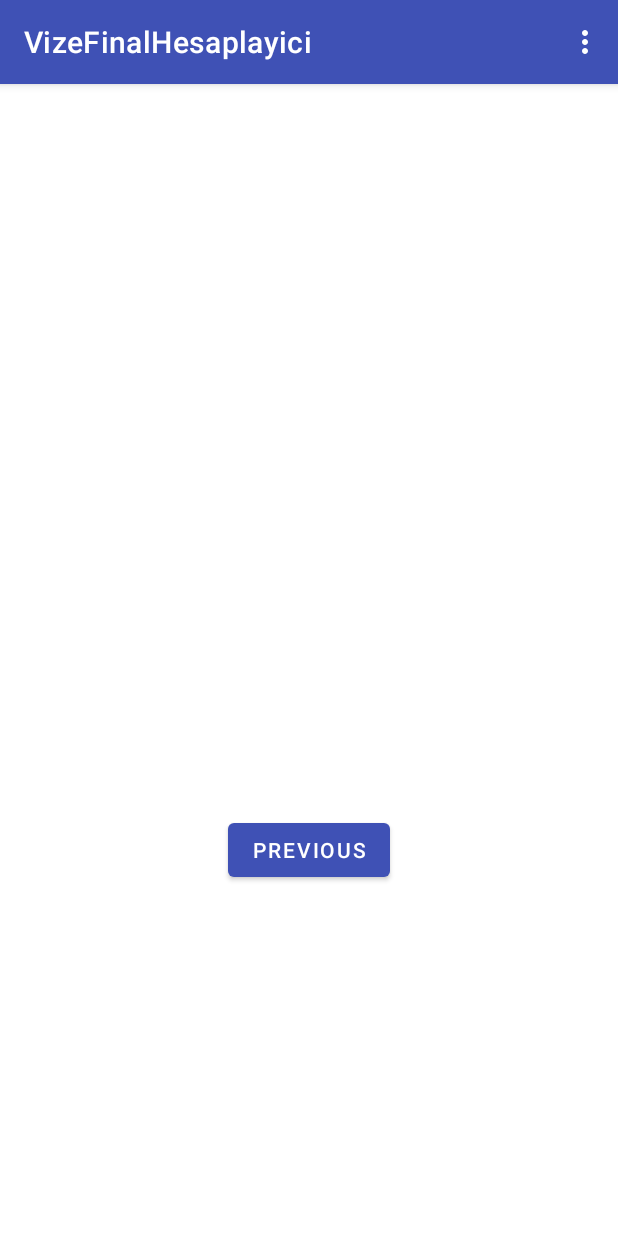
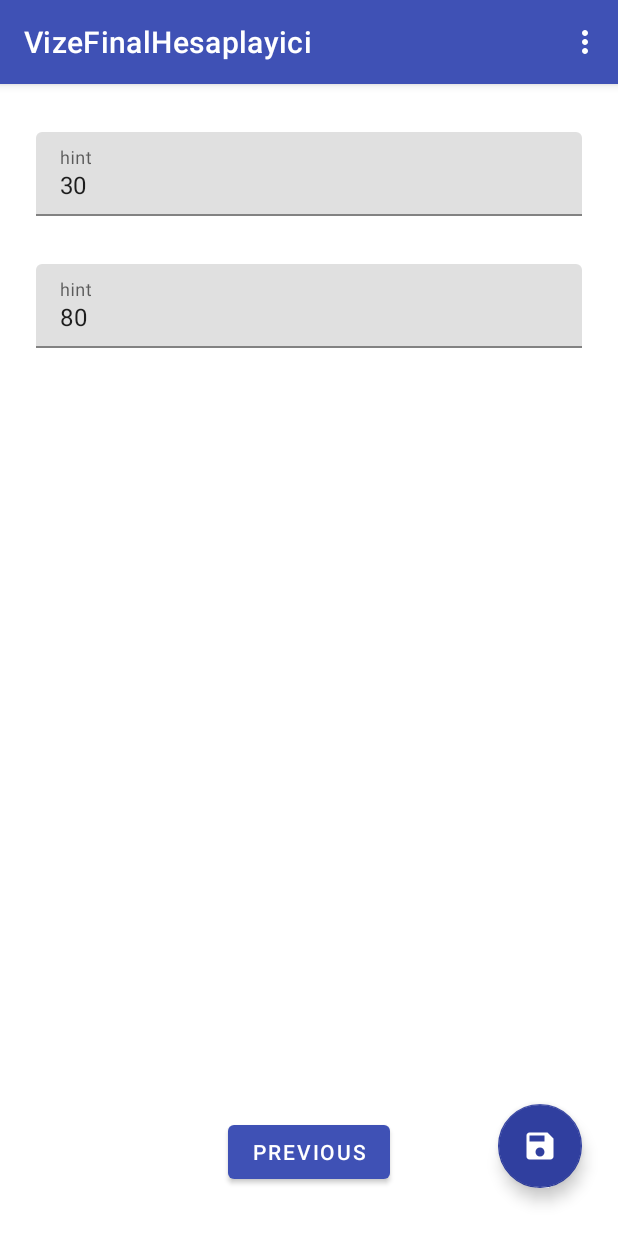
Before and after one commit to emirhalici/VizeFinalNotHesaplayici, an Android app: the SecondFragment screen opened through its navigation route, on a phone screen of 412 x 824 dp. Run offline under Robolectric (Android 15) with nearby library versions, the phone set to English and light mode, and no system bars.

Commit message:
new fragment to edit multipliers

```diff
--- a/app/src/main/java/com/emirhalici/vizefinalhesaplayici/FirstFragment.java
+++ b/app/src/main/java/com/emirhalici/vizefinalhesaplayici/FirstFragment.java
@@ -151,7 +151,6 @@ public class FirstFragment extends Fragment {
         setGradeToView(grade, finalGrade, gradeToA, gradeLetter, textView);
     }
 
-    @SuppressLint("DefaultLocale")
     void setGradeToView(float grade, int finalGrade, float gradeForA, String letterGrade, TextView textView) {
         String tv_string = String.format("Grade: %.2f\nGrade letter: %s\n", grade, letterGrade);
         if (finalGrade>gradeForA) {
--- a/app/src/main/java/com/emirhalici/vizefinalhesaplayici/MainActivity.java
+++ b/app/src/main/java/com/emirhalici/vizefinalhesaplayici/MainActivity.java
@@ -7,6 +7,10 @@ import com.google.android.material.snackbar.Snackbar;
 
 import androidx.appcompat.app.AppCompatActivity;
 import androidx.appcompat.widget.Toolbar;
+import androidx.fragment.app.Fragment;
+import androidx.fragment.app.FragmentManager;
+import androidx.fragment.app.FragmentTransaction;
+import androidx.navigation.fragment.NavHostFragment;
 
 import android.view.View;
 
@@ -21,11 +25,6 @@ public class MainActivity extends AppCompatActivity {
         setContentView(R.layout.activity_main);
         Toolbar toolbar = findViewById(R.id.toolbar);
         setSupportActionBar(toolbar);
-
-        FloatingActionButton fab = findViewById(R.id.fab);
-        fab.setVisibility(View.GONE);
-        fab.setOnClickListener(view -> Snackbar.make(view, "Replace with your own action", Snackbar.LENGTH_LONG)
-                .setAction("Action", null).show());
     }
 
     @Override
@@ -44,6 +43,7 @@ public class MainActivity extends AppCompatActivity {
 
         //noinspection SimplifiableIfStatement
         if (id == R.id.action_settings) {
+
             return true;
         }
 
--- a/app/src/main/java/com/emirhalici/vizefinalhesaplayici/SecondFragment.java
+++ b/app/src/main/java/com/emirhalici/vizefinalhesaplayici/SecondFragment.java
@@ -1,6 +1,10 @@
 package com.emirhalici.vizefinalhesaplayici;
 
+import android.content.Context;
+import android.content.SharedPreferences;
 import android.os.Bundle;
+import android.text.Editable;
+import android.text.TextWatcher;
 import android.view.LayoutInflater;
 import android.view.View;
 import android.view.ViewGroup;
@@ -8,6 +12,8 @@ import android.view.ViewGroup;
 import androidx.annotation.NonNull;
 import androidx.fragment.app.Fragment;
 import androidx.navigation.fragment.NavHostFragment;
+
+import com.google.android.material.textfield.TextInputLayout;
 
 public class SecondFragment extends Fragment {
 
@@ -22,13 +28,19 @@ public class SecondFragment extends Fragment {
 
     public void onViewCreated(@NonNull View view, Bundle savedInstanceState) {
         super.onViewCreated(view, savedInstanceState);
+        view.findViewById(R.id.button_second).setOnClickListener(view1 -> NavHostFragment.findNavController(SecondFragment.this)
+                .navigate(R.id.action_SecondFragment_to_FirstFragment));
 
-        view.findViewById(R.id.button_second).setOnClickListener(new View.OnClickListener() {
-            @Override
-            public void onClick(View view) {
-                NavHostFragment.findNavController(SecondFragment.this)
-                        .navigate(R.id.action_SecondFragment_to_FirstFragment);
-            }
-        });
+        TextInputLayout tilvize = view.findViewById(R.id.til_vizemult);
+        TextInputLayout tilfinal = view.findViewById(R.id.til_finalmult);
+
+        SharedPreferences sharedPref = getActivity().getPreferences(Context.MODE_PRIVATE);
+        int vizeM = sharedPref.getInt("vizeMultiplier", 30);
+        int finalM = sharedPref.getInt("finalMultiplier", 80);
+
+        tilvize.getEditText().setText(String.valueOf(vizeM));
+        tilfinal.getEditText().setText(String.valueOf(finalM));
+
+
     }
 }
--- /dev/null
+++ b/app/src/main/res/drawable/ic_save.xml
@@ -0,0 +1,10 @@
+<vector xmlns:android="http://schemas.android.com/apk/res/android"
+    android:width="24dp"
+    android:height="24dp"
+    android:viewportWidth="24"
+    android:viewportHeight="24"
+    android:tint="?attr/colorControlNormal">
+  <path
+      android:fillColor="@android:color/white"
+      android:pathData="M17,3L5,3c-1.11,0 -2,0.9 -2,2v14c0,1.1 0.89,2 2,2h14c1.1,0 2,-0.9 2,-2L21,7l-4,-4zM12,19c-1.66,0 -3,-1.34 -3,-3s1.34,-3 3,-3 3,1.34 3,3 -1.34,3 -3,3zM15,9L5,9L5,5h10v4z"/>
+</vector>
--- a/app/src/main/res/layout/activity_main.xml
+++ b/app/src/main/res/layout/activity_main.xml
@@ -22,12 +22,4 @@
 
     <include layout="@layout/content_main" />
 
-    <com.google.android.material.floatingactionbutton.FloatingActionButton
-        android:id="@+id/fab"
-        android:layout_width="wrap_content"
-        android:layout_height="wrap_content"
-        android:layout_gravity="bottom|end"
-        android:layout_margin="@dimen/fab_margin"
-        app:srcCompat="@android:drawable/ic_dialog_email" />
-
 </androidx.coordinatorlayout.widget.CoordinatorLayout>
--- a/app/src/main/res/layout/fragment_first.xml
+++ b/app/src/main/res/layout/fragment_first.xml
@@ -39,12 +39,12 @@
         android:id="@+id/button_first"
         android:layout_width="wrap_content"
         android:layout_height="wrap_content"
-        android:layout_marginBottom="32dp"
         android:text="@string/next"
-        android:visibility="invisible"
-        app:layout_constraintBottom_toBottomOf="parent"
+        android:visibility="visible"
+        app:layout_constraintBottom_toTopOf="@+id/textView"
         app:layout_constraintEnd_toEndOf="parent"
-        app:layout_constraintStart_toStartOf="parent" />
+        app:layout_constraintStart_toStartOf="parent"
+        app:layout_constraintTop_toBottomOf="@+id/tv" />
 
     <com.google.android.material.textfield.TextInputLayout
         android:id="@+id/til_vize"
--- a/app/src/main/res/layout/fragment_second.xml
+++ b/app/src/main/res/layout/fragment_second.xml
@@ -6,22 +6,61 @@
     android:layout_height="match_parent"
     tools:context=".SecondFragment">
 
-    <TextView
-        android:id="@+id/textview_second"
-        android:layout_width="wrap_content"
-        android:layout_height="wrap_content"
-        app:layout_constraintBottom_toTopOf="@id/button_second"
-        app:layout_constraintEnd_toEndOf="parent"
-        app:layout_constraintStart_toStartOf="parent"
-        app:layout_constraintTop_toTopOf="parent" />
-
     <Button
         android:id="@+id/button_second"
         android:layout_width="wrap_content"
         android:layout_height="wrap_content"
+        android:layout_marginBottom="32dp"
         android:text="@string/previous"
         app:layout_constraintBottom_toBottomOf="parent"
         app:layout_constraintEnd_toEndOf="parent"
+        app:layout_constraintStart_toStartOf="parent" />
+
+    <com.google.android.material.textfield.TextInputLayout
+        android:id="@+id/til_vizemult"
+        android:layout_width="0dp"
+        android:layout_height="wrap_content"
+        android:layout_marginStart="24dp"
+        android:layout_marginTop="32dp"
+        android:layout_marginEnd="24dp"
+        app:layout_constraintEnd_toEndOf="parent"
         app:layout_constraintStart_toStartOf="parent"
-        app:layout_constraintTop_toBottomOf="@id/textview_second" />
+        app:layout_constraintTop_toTopOf="parent">
+
+        <com.google.android.material.textfield.TextInputEditText
+            android:layout_width="match_parent"
+            android:layout_height="wrap_content"
+            android:hint="hint" />
+
+    </com.google.android.material.textfield.TextInputLayout>
+
+    <com.google.android.material.textfield.TextInputLayout
+        android:id="@+id/til_finalmult"
+        android:layout_width="0dp"
+        android:layout_height="wrap_content"
+        android:layout_marginStart="24dp"
+        android:layout_marginTop="32dp"
+        android:layout_marginEnd="24dp"
+        app:layout_constraintEnd_toEndOf="parent"
+        app:layout_constraintStart_toStartOf="parent"
+        app:layout_constraintTop_toBottomOf="@+id/til_vizemult">
+
+        <com.google.android.material.textfield.TextInputEditText
+            android:layout_width="match_parent"
+            android:layout_height="wrap_content"
+            android:hint="hint" />
+    </com.google.android.material.textfield.TextInputLayout>
+
+    <com.google.android.material.floatingactionbutton.FloatingActionButton
+        android:id="@+id/floatingActionButton"
+        android:layout_width="wrap_content"
+        android:layout_height="wrap_content"
+        android:layout_marginBottom="32dp"
+        android:clickable="true"
+        android:src="@drawable/ic_save"
+        app:layout_constraintBottom_toBottomOf="parent"
+        app:layout_constraintEnd_toEndOf="@+id/til_finalmult"
+        app:layout_constraintTop_toBottomOf="@+id/til_finalmult"
+        app:layout_constraintVertical_bias="1.0" />
+
 </androidx.constraintlayout.widget.ConstraintLayout>
```
